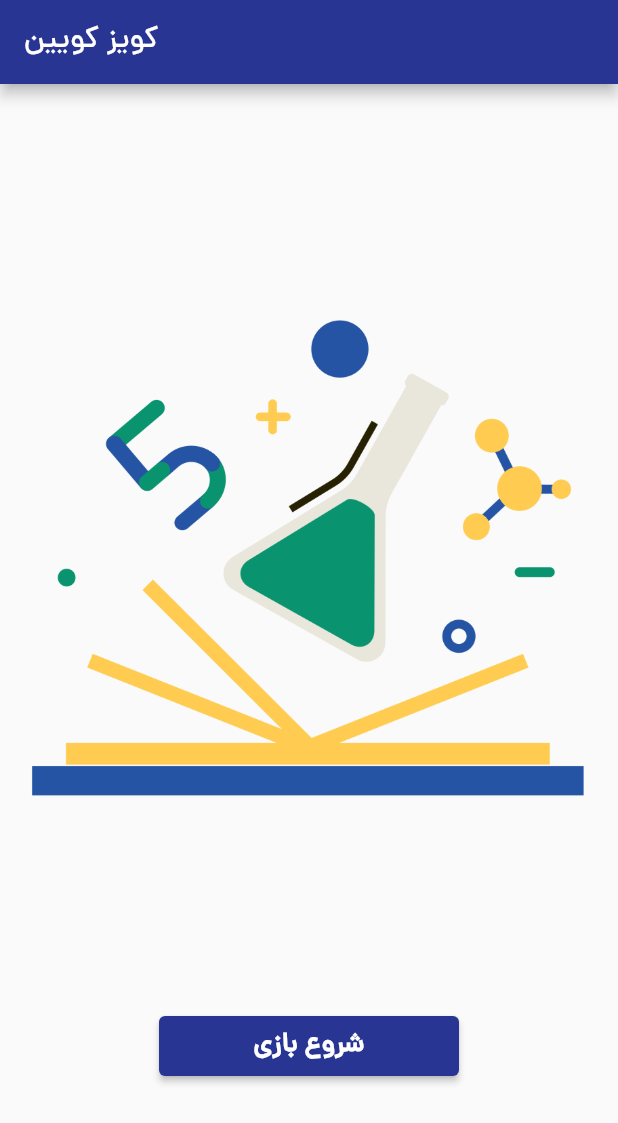
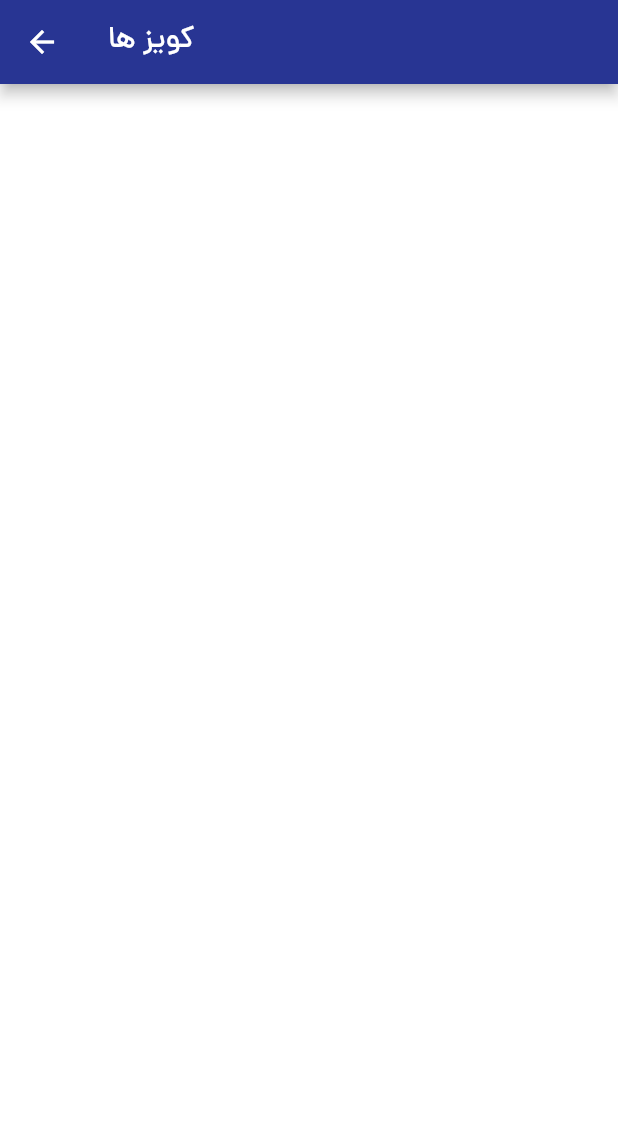
Before and after one commit to Dr-Pday/quiz_app, a Flutter app: the screen it shows after launch, after a tap on "شروع بازی", on a phone screen of 412 x 824 dp. Shown: the top 1123 px of the screen. Run offline on Flutter 3.47's test engine with Material 2 defaults, Android fonts, the phone set to English and light mode, and no system bars.

Commit message:
add quiz page and navigate that

```diff
--- a/lib/home_screen.dart
+++ b/lib/home_screen.dart
@@ -1,4 +1,5 @@
 import 'package:flutter/material.dart';
+import 'package:quiz_app/quiz_page.dart';
 
 class HomeScreen extends StatelessWidget {
   const HomeScreen({super.key});
@@ -20,7 +21,13 @@ class HomeScreen extends StatelessWidget {
                 backgroundColor: Colors.indigo[800],
                 minimumSize: Size(200, 40),
               ),
-              onPressed: () {},
+              onPressed: () {
+                Navigator.of(context).push(
+                  MaterialPageRoute(
+                    builder: (context) => QuizPage(),
+                  ),
+                );
+              },
               child: Text(
                 'شروع بازی',
                 style: TextStyle(
@@ -34,4 +41,10 @@ class HomeScreen extends StatelessWidget {
       ),
     );
   }
+
+  //you can use this syntax or syntax that write in onPressed
+
+  void navigateToPage(context, pageName) {
+    Navigator.push(context, MaterialPageRoute(builder: (context) => pageName));
+  }
 }
--- a/lib/main.dart
+++ b/lib/main.dart
@@ -16,4 +16,5 @@ class Application extends StatelessWidget {
       home: HomeScreen(),
     );
   }
+
 }
--- /dev/null
+++ b/lib/quiz_page.dart
@@ -0,0 +1,19 @@
+import 'package:flutter/material.dart';
+
+class QuizPage extends StatelessWidget {
+  const QuizPage({super.key});
+
+  @override
+  Widget build(BuildContext context) {
+    return Scaffold(
+      backgroundColor: Colors.white,
+      appBar: AppBar(
+        title: Text('کویز ها'),
+        backgroundColor: Colors.indigo[800],
+      ),
+      body: SafeArea(
+        child: Text(''),
+      ),
+    );
+  }
+}
```
